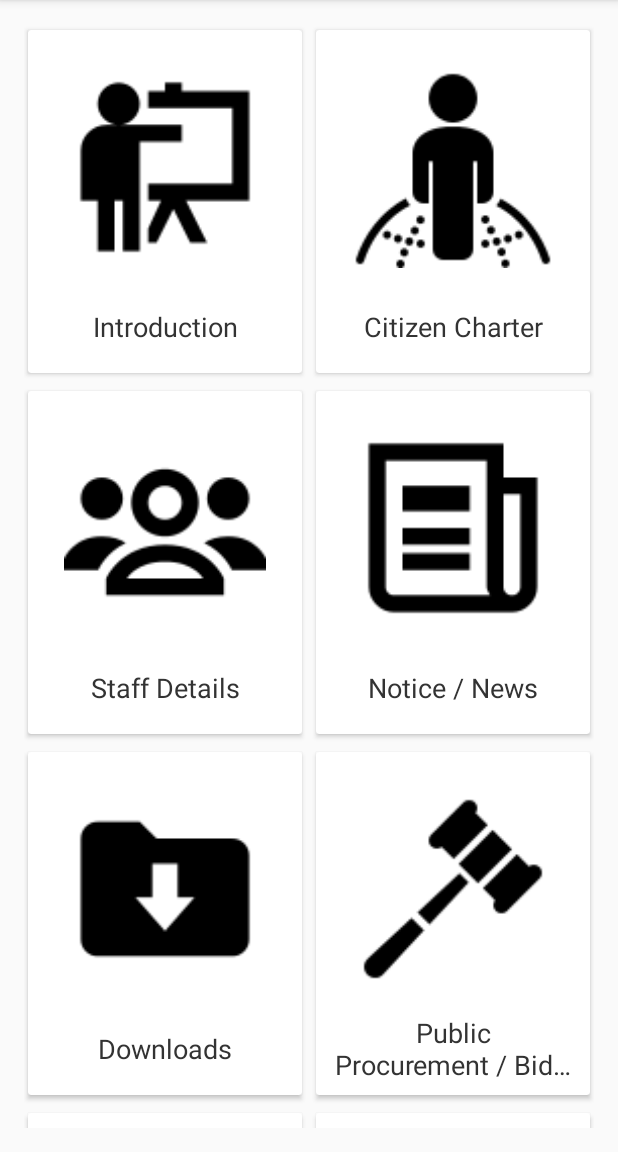
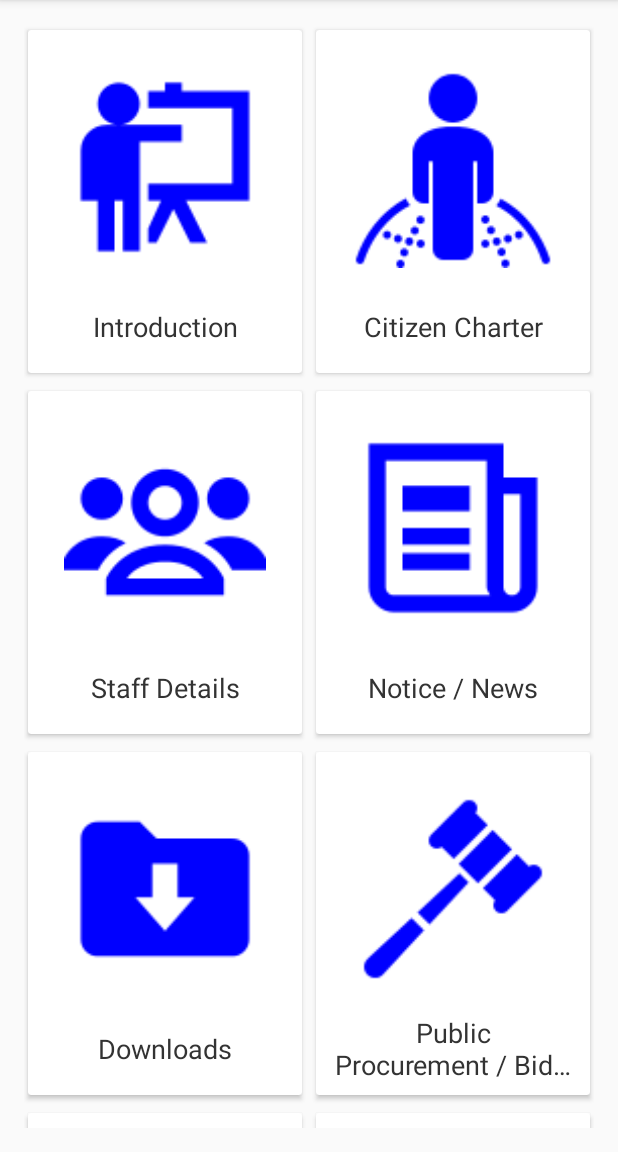
Before and after one commit to MKAMANOJ/Nepal-Municipality, an Android app: the screen it shows after launch (MainActivity), on a phone screen of 412 x 824 dp, the part 84-1236 px from its top. Run offline under Robolectric (Android 15) with nearby library versions, the phone set to English and light mode, and no system bars; pictures from the network do not load.

Commit message:
Add color to icons.

```diff
--- a/app/src/main/java/com/nabinbhandari/municipality/MainActivity.java
+++ b/app/src/main/java/com/nabinbhandari/municipality/MainActivity.java
@@ -1,11 +1,15 @@
 package com.nabinbhandari.municipality;
 
 import android.content.Intent;
+import android.graphics.Color;
+import android.graphics.PorterDuff;
+import android.graphics.drawable.Drawable;
 import android.os.Bundle;
 import android.support.annotation.NonNull;
 import android.support.annotation.StringRes;
 import android.support.design.widget.NavigationView;
 import android.support.v4.app.Fragment;
+import android.support.v4.content.ContextCompat;
 import android.support.v4.view.GravityCompat;
 import android.support.v4.widget.DrawerLayout;
 import android.support.v7.app.ActionBarDrawerToggle;
@@ -26,6 +30,8 @@ import com.nabinbhandari.retrofit.RetrofitUtils;
 public class MainActivity extends AppCompatActivity
         implements NavigationView.OnNavigationItemSelectedListener {
 
+    private static final int NAV_ICON_COLOR = Color.BLUE;
+
     @Override
     protected void onCreate(Bundle savedInstanceState) {
         super.onCreate(savedInstanceState);
@@ -45,9 +51,14 @@ public class MainActivity extends AppCompatActivity
         navigationView.setNavigationItemSelectedListener(this);
 
         Menu menu = navigationView.getMenu();
+        Drawable drawable = ContextCompat.getDrawable(this, R.drawable.ic_home);
+        if (drawable != null) drawable.setColorFilter(NAV_ICON_COLOR, PorterDuff.Mode.SRC_IN);
+        menu.findItem(R.id.nav_home).setIcon(drawable);
         for (Category category : Category.getDummyList()) {
             menu.add(R.id.menuGroup, category.id, Menu.FIRST, category.toString());
-            menu.findItem(category.id).setCheckable(true).setIcon(category.resId);
+            drawable = ContextCompat.getDrawable(this, category.resId);
+            if (drawable != null) drawable.setColorFilter(NAV_ICON_COLOR, PorterDuff.Mode.SRC_IN);
+            menu.findItem(category.id).setCheckable(true).setIcon(drawable);
         }
 
         PhotoService service = RetrofitUtils.getRetrofit().create(PhotoService.class);
--- a/app/src/main/java/com/nabinbhandari/municipality/menu/MenuFragment.java
+++ b/app/src/main/java/com/nabinbhandari/municipality/menu/MenuFragment.java
@@ -1,6 +1,9 @@
 package com.nabinbhandari.municipality.menu;
 
 import android.content.Context;
+import android.graphics.Color;
+import android.graphics.PorterDuff;
+import android.graphics.drawable.Drawable;
 import android.os.Bundle;
 import android.support.annotation.NonNull;
 import android.support.annotation.Nullable;
@@ -14,6 +17,10 @@ import android.widget.ImageView;
 import android.widget.TextView;
 
 import com.bumptech.glide.Glide;
+import com.bumptech.glide.load.DataSource;
+import com.bumptech.glide.load.engine.GlideException;
+import com.bumptech.glide.request.RequestListener;
+import com.bumptech.glide.request.target.Target;
 import com.nabinbhandari.municipality.R;
 
 import java.util.List;
@@ -49,6 +56,8 @@ public class MenuFragment extends Fragment {
 
     private class CategoriesAdapter extends ArrayAdapter<Category> {
 
+        private static final int ICON_COLOR = Color.BLUE;
+
         private CategoriesAdapter(@NonNull Context context, @NonNull List<Category> categories) {
             super(context, R.layout.item_category, categories);
         }
@@ -67,7 +76,20 @@ public class MenuFragment extends Fragment {
             TextView nameTextView = view.findViewById(R.id.nameTextView);
             nameTextView.setText(category.toString());
             ImageView imageView = view.findViewById(R.id.imagePreview);
-            Glide.with(imageView).load(category.resId).into(imageView);
+            Glide.with(imageView).load(category.resId).listener(new RequestListener<Drawable>() {
+                @Override
+                public boolean onLoadFailed(@Nullable GlideException e, Object model,
+                                            Target<Drawable> target, boolean isFirstResource) {
+                    return false;
+                }
+
+                @Override
+                public boolean onResourceReady(Drawable resource, Object model,
+                                               Target<Drawable> target, DataSource dataSource, boolean isFirstResource) {
+                    resource.setColorFilter(ICON_COLOR, PorterDuff.Mode.SRC_IN);
+                    return false;
+                }
+            }).into(imageView);
             return view;
         }
 
--- a/app/src/main/res/drawable-xxhdpi/ic_home.xml
+++ /dev/null
@@ -1,9 +0,0 @@
-<vector xmlns:android="http://schemas.android.com/apk/res/android"
-        android:width="24dp"
-        android:height="24dp"
-        android:viewportWidth="24.0"
-        android:viewportHeight="24.0">
-    <path
-        android:fillColor="#FF000000"
-        android:pathData="M10,20v-6h4v6h5v-8h3L12,3 2,12h3v8z"/>
-</vector>
```
Also changed, not shown: app/src/main/res/drawable-xxhdpi/ic_home.png (added).
